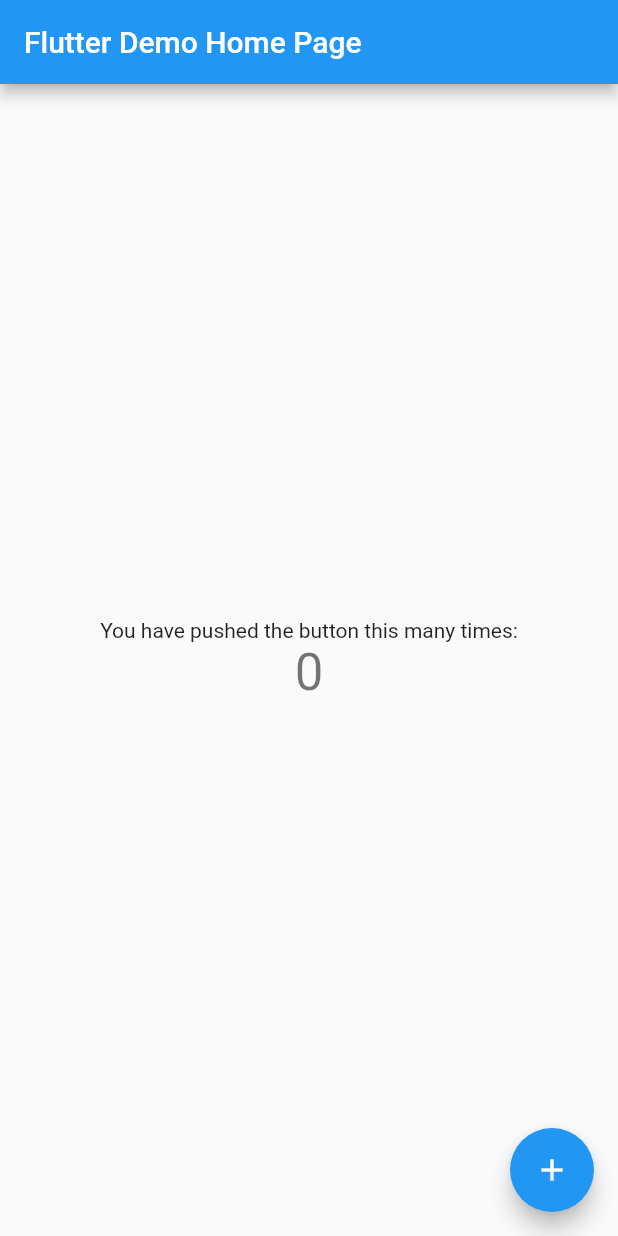
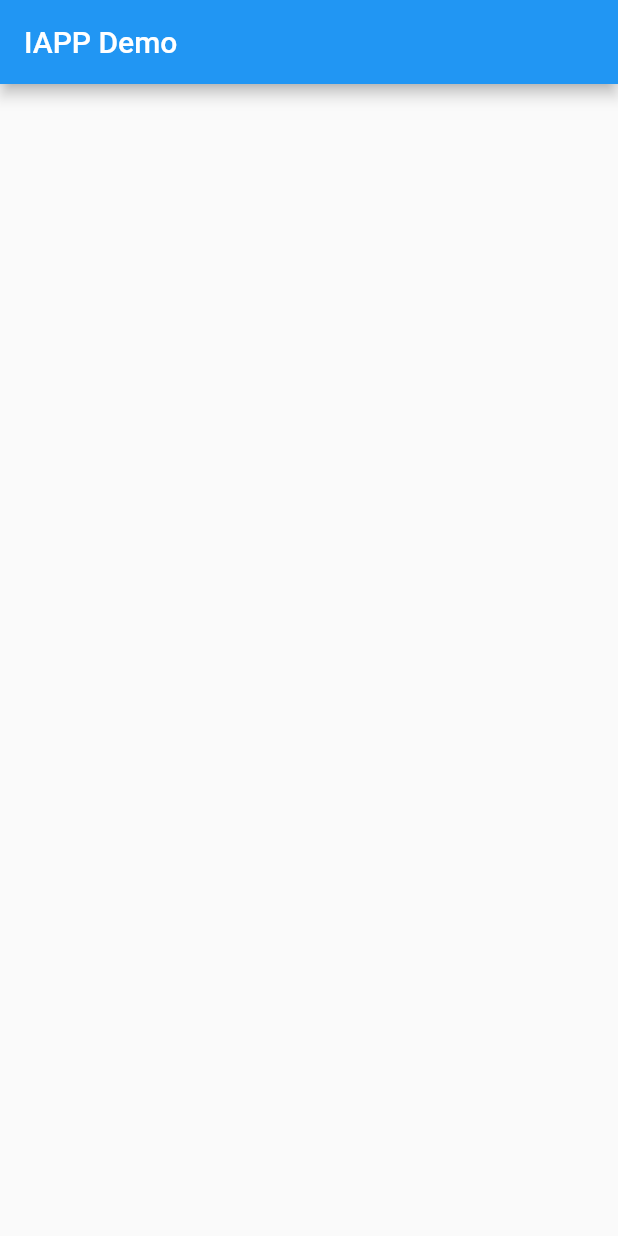
Before and after one commit to BrunoJurkovic/iappdemo, a Flutter app: the screen it shows after launch, on a phone screen of 412 x 824 dp. Run offline on Flutter 3.47's test engine with Material 2 defaults, Android fonts, the phone set to English and light mode, and no system bars.

Commit message:
Basic home page

```diff
--- a/lib/main.dart
+++ b/lib/main.dart
@@ -1,113 +1,19 @@
 import 'package:flutter/material.dart';
+import 'package:iappdemo/screens/home.dart';
 
 void main() {
   runApp(MyApp());
 }
 
 class MyApp extends StatelessWidget {
-  // This widget is the root of your application.
   @override
   Widget build(BuildContext context) {
     return MaterialApp(
-      title: 'Flutter Demo',
+      title: 'In App Purchases',
       theme: ThemeData(
-        // This is the theme of your application.
-        //
-        // Try running your application with "flutter run". You'll see the
-        // application has a blue toolbar. Then, without quitting the app, try
-        // changing the primarySwatch below to Colors.green and then invoke
-        // "hot reload" (press "r" in the console where you ran "flutter run",
-        // or simply save your changes to "hot reload" in a Flutter IDE).
-        // Notice that the counter didn't reset back to zero; the application
-        // is not restarted.
         primarySwatch: Colors.blue,
       ),
-      home: MyHomePage(title: 'Flutter Demo Home Page'),
+      home: HomeScreen(),
     );
   }
 }
-
-class MyHomePage extends StatefulWidget {
-  MyHomePage({Key key, this.title}) : super(key: key);
-
-  // This widget is the home page of your application. It is stateful, meaning
-  // that it has a State object (defined below) that contains fields that affect
-  // how it looks.
-
-  // This class is the configuration for the state. It holds the values (in this
-  // case the title) provided by the parent (in this case the App widget) and
-  // used by the build method of the State. Fields in a Widget subclass are
-  // always marked "final".
-
-  final String title;
-
-  @override
-  _MyHomePageState createState() => _MyHomePageState();
-}
-
-class _MyHomePageState extends State<MyHomePage> {
-  int _counter = 0;
-
-  void _incrementCounter() {
-    setState(() {
-      // This call to setState tells the Flutter framework that something has
-      // changed in this State, which causes it to rerun the build method below
-      // so that the display can reflect the updated values. If we changed
-      // _counter without calling setState(), then the build method would not be
-      // called again, and so nothing would appear to happen.
-      _counter++;
-    });
-  }
-
-  @override
-  Widget build(BuildContext context) {
-    // This method is rerun every time setState is called, for instance as done
-    // by the _incrementCounter method above.
-    //
-    // The Flutter framework has been optimized to make rerunning build methods
-    // fast, so that you can just rebuild anything that needs updating rather
-    // than having to individually change instances of widgets.
-    return Scaffold(
-      appBar: AppBar(
-        // Here we take the value from the MyHomePage object that was created by
-        // the App.build method, and use it to set our appbar title.
-        title: Text(widget.title),
-      ),
-      body: Center(
-        // Center is a layout widget. It takes a single child and positions it
-        // in the middle of the parent.
-        child: Column(
-          // Column is also a layout widget. It takes a list of children and
-          // arranges them vertically. By default, it sizes itself to fit its
-          // children horizontally, and tries to be as tall as its parent.
-          //
-          // Invoke "debug painting" (press "p" in the console, choose the
-          // "Toggle Debug Paint" action from the Flutter Inspector in Android
-          // Studio, or the "Toggle Debug Paint" command in Visual Studio Code)
-          // to see the wireframe for each widget.
-          //
-          // Column has various properties to control how it sizes itself and
-          // how it positions its children. Here we use mainAxisAlignment to
-          // center the children vertically; the main axis here is the vertical
-          // axis because Columns are vertical (the cross axis would be
-          // horizontal).
-          mainAxisAlignment: MainAxisAlignment.center,
-          children: <Widget>[
-            Text(
-              'You have pushed the button this many times:',
-            ),
-            Text(
-              '$_counter',
-              style: Theme.of(context).textTheme.headline4,
-            ),
-          ],
-        ),
-      ),
-      floatingActionButton: FloatingActionButton(
-        onPressed: _incrementCounter,
-        tooltip: 'Increment',
-        child: Icon(Icons.add),
-      ), // This trailing comma makes auto-formatting nicer for build methods.
-    );
-  }
-}
--- /dev/null
+++ b/lib/screens/home.dart
@@ -0,0 +1,21 @@
+import 'package:flutter/material.dart';
+
+class HomeScreen extends StatefulWidget {
+  @override
+  _HomeScreenState createState() => _HomeScreenState();
+}
+
+class _HomeScreenState extends State<HomeScreen> {
+  @override
+  Widget build(BuildContext context) {
+    return Scaffold(
+      appBar: AppBar(
+        title: Text('IAPP Demo'),
+        actions: [],
+      ),
+      body: Column(
+        children: [],
+      ),
+    );
+  }
+}
```
